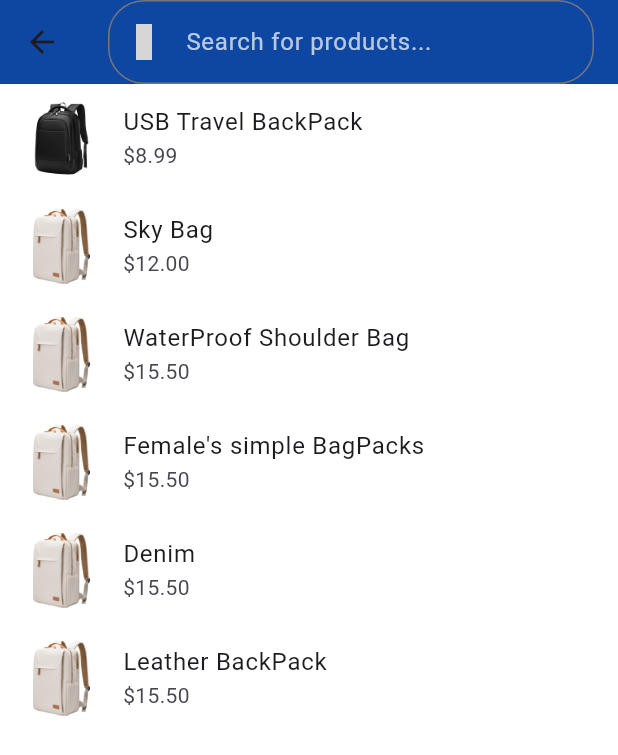
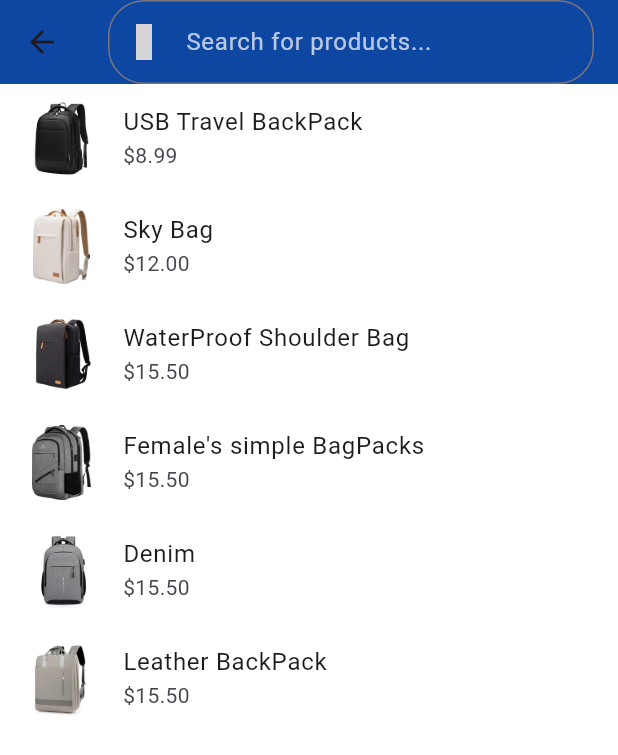
Before and after one commit to ZION9092/stackbuld, a Flutter app: the SearchPage screen opened directly, on a phone screen of 412 x 824 dp. Shown: the top 755 px of the screen. Run offline on Flutter 3.47's test engine with Material 3 defaults, Android fonts, the light colour scheme and no system bars; our stand-ins replace carousel_slider, firebase_core, flutter_snake_navigationbar, gap, get, iconsax and 1 more; accounts and stored records are empty; Roboto replaces fonts that are missing (Ubuntu); project files that could hold a hidden picture were left out; grey boxes are pictures that could not be loaded.

Commit message:
Corrected an error

```diff
--- a/lib/Screens/search_page.dart
+++ b/lib/Screens/search_page.dart
@@ -14,10 +14,10 @@ class _SearchPageState extends State<SearchPage> {
   final List<Product> allProducts = [
     Product(imageAsset: 'assets/images/bag4.jpg', title: 'USB Travel BackPack', price: 8.99),
     Product(imageAsset: 'assets/images/bag5.jpg', title: 'Sky Bag', price: 12.00),
-    Product(imageAsset: 'assets/images/bag5.jpg', title: 'WaterProof Shoulder Bag', price: 15.50),
-    Product(imageAsset: 'assets/images/bag5.jpg', title: "Female's simple BagPacks", price: 15.50),
-    Product(imageAsset: 'assets/images/bag5.jpg', title: 'Denim', price: 15.50),
-    Product(imageAsset: 'assets/images/bag5.jpg', title: 'Leather BackPack', price: 15.50),
+    Product(imageAsset: 'assets/images/bag6.jpg', title: 'WaterProof Shoulder Bag', price: 15.50),
+    Product(imageAsset: 'assets/images/bag7.jpg', title: "Female's simple BagPacks", price: 15.50),
+    Product(imageAsset: 'assets/images/bag8.jpg', title: 'Denim', price: 15.50),
+    Product(imageAsset: 'assets/images/bag9.jpg', title: 'Leather BackPack', price: 15.50),
   ];
 
   List<Product> searchResults = [];
```
